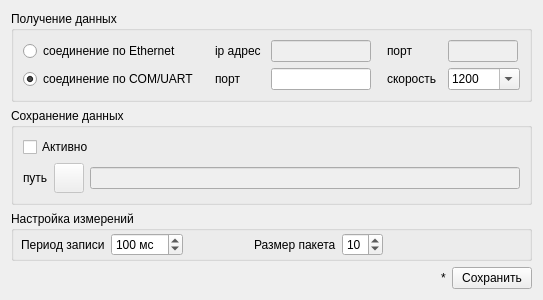
The window that src/SVMonitor/forms/settingsPanel.ui (Tyill/SVisual) describes before a commit, drawn with Qt 5.
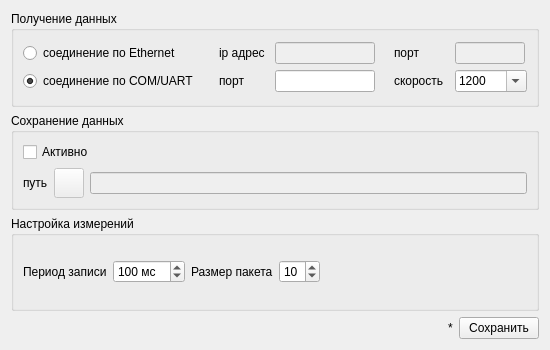
The same window after the commit. Icons and pictures are not drawn.

```diff
--- a/src/SVMonitor/forms/settingsPanel.ui
+++ b/src/SVMonitor/forms/settingsPanel.ui
@@ -2,6 +2,20 @@
 <ui version="4.0">
  <class>settingsPanelClass</class>
  <widget class="QDialog" name="settingsPanelClass">
+  <property name="geometry">
+   <rect>
+    <x>0</x>
+    <y>0</y>
+    <width>550</width>
+    <height>350</height>
+   </rect>
+  </property>
+  <property name="minimumSize">
+   <size>
+    <width>550</width>
+    <height>350</height>
+   </size>
+  </property>
   <property name="maximumSize">
    <size>
     <width>550</width>
@@ -331,15 +345,8 @@
      <property name="title">
       <string>Настройка измерений</string>
      </property>
-     <widget class="QWidget" name="">
-      <property name="geometry">
-       <rect>
-        <x>10</x>
-        <y>20</y>
-        <width>362</width>
-        <height>27</height>
-       </rect>
-      </property>
+     <layout class="QVBoxLayout" name="verticalLayout_4">
+      <item>
       <layout class="QHBoxLayout" name="horizontalLayout_4">
        <item>
         <widget class="QLabel" name="label_4">
@@ -364,19 +371,6 @@
          </property>
         </widget>
        </item>
-       <item>
-        <spacer name="horizontalSpacer_2">
-         <property name="orientation">
-          <enum>Qt::Horizontal</enum>
-         </property>
-         <property name="sizeHint" stdset="0">
-          <size>
-           <width>40</width>
-           <height>20</height>
-          </size>
-         </property>
-        </spacer>
-       </item>
        <item>
         <widget class="QLabel" name="label_7">
          <property name="text">
@@ -394,8 +388,25 @@
          </property>
         </widget>
        </item>
-      </layout>
-     </widget>
+        <item>
+         <spacer name="horizontalSpacer_2">
+          <property name="orientation">
+           <enum>Qt::Horizontal</enum>
+          </property>
+          <property name="sizeType">
+           <enum>QSizePolicy::Expanding</enum>
+          </property>
+          <property name="sizeHint" stdset="0">
+           <size>
+            <width>40</width>
+            <height>20</height>
+           </size>
+          </property>
+         </spacer>
+        </item>
+       </layout>
+      </item>
+     </layout>
     </widget>
    </item>
    <item>
```
Lines whose indentation alone changed are shown as unchanged.
